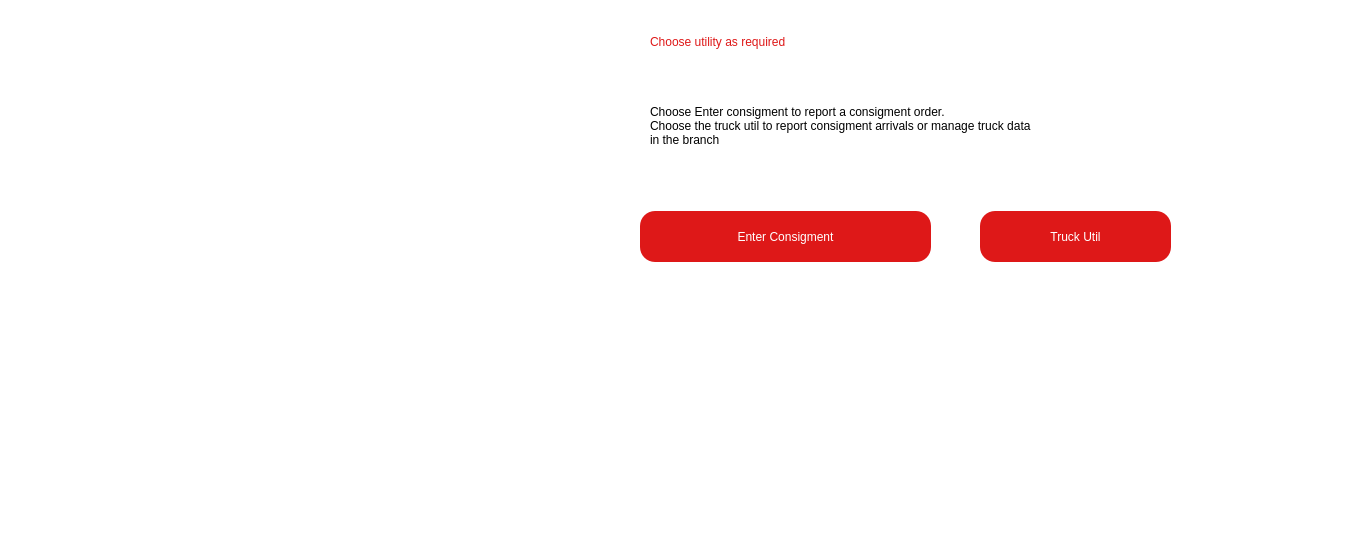
First picture: the form in ui/employeeHome.ui, repository yatharthsameer/Transport-Company-Computerisation-TCC-Software-, before the edit; both pictures show x 0 to 1351 and y 289 to 840 of the 1351 by 840 pixel window.
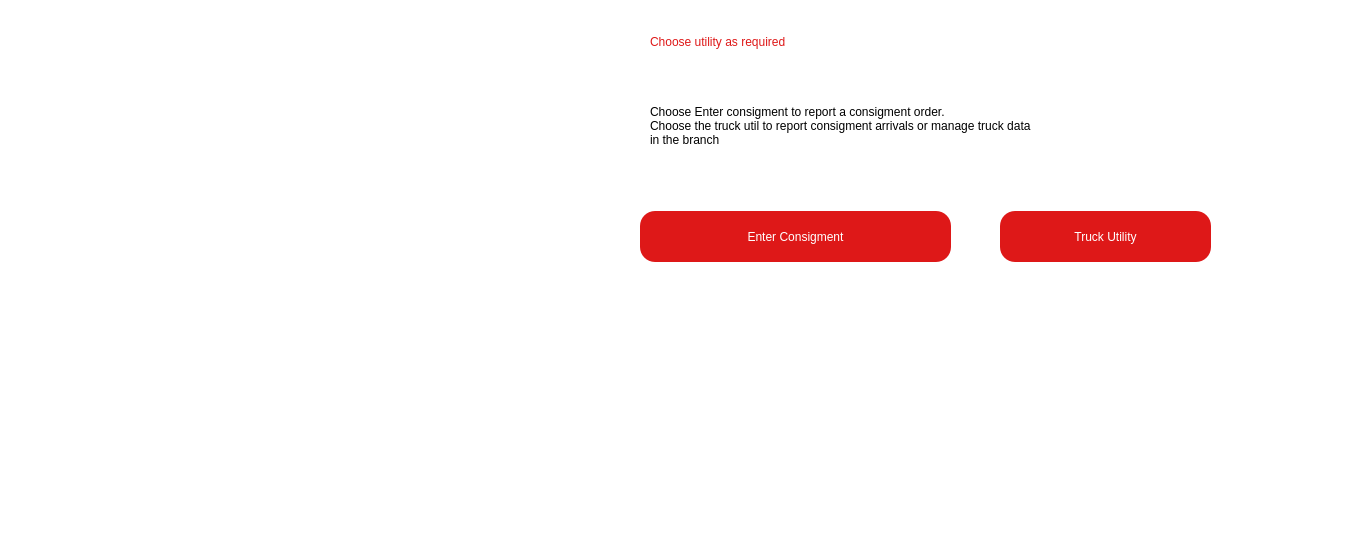
Second picture: the form after the edit. Icons and pictures are not drawn.

```diff
--- a/ui/employeeHome.ui
+++ b/ui/employeeHome.ui
@@ -40,8 +40,8 @@
   <widget class="QLabel" name="employee_name">
    <property name="geometry">
     <rect>
-     <x>140</x>
-     <y>350</y>
+     <x>10</x>
+     <y>390</y>
      <width>261</width>
      <height>61</height>
     </rect>
@@ -57,8 +57,8 @@
   <widget class="QLabel" name="employeeIDHeading">
    <property name="geometry">
     <rect>
-     <x>190</x>
-     <y>460</y>
+     <x>10</x>
+     <y>490</y>
      <width>171</width>
      <height>31</height>
     </rect>
@@ -74,7 +74,7 @@
   <widget class="QLabel" name="Emailaddress_heading">
    <property name="geometry">
     <rect>
-     <x>180</x>
+     <x>10</x>
      <y>550</y>
      <width>181</width>
      <height>31</height>
@@ -91,7 +91,7 @@
   <widget class="QLabel" name="branchHeading">
    <property name="geometry">
     <rect>
-     <x>220</x>
+     <x>10</x>
      <y>640</y>
      <width>111</width>
      <height>41</height>
@@ -108,10 +108,10 @@
   <widget class="QLabel" name="employeeIDLabel">
    <property name="geometry">
     <rect>
-     <x>210</x>
-     <y>500</y>
-     <width>121</width>
-     <height>21</height>
+     <x>190</x>
+     <y>490</y>
+     <width>141</width>
+     <height>31</height>
     </rect>
    </property>
    <property name="styleSheet">
@@ -125,9 +125,9 @@
   <widget class="QLabel" name="emailIDLabel">
    <property name="geometry">
     <rect>
-     <x>140</x>
-     <y>580</y>
-     <width>281</width>
+     <x>10</x>
+     <y>590</y>
+     <width>491</width>
      <height>41</height>
     </rect>
    </property>
@@ -142,10 +142,10 @@
   <widget class="QLabel" name="branchLabel">
    <property name="geometry">
     <rect>
-     <x>160</x>
-     <y>670</y>
-     <width>211</width>
-     <height>111</height>
+     <x>130</x>
+     <y>640</y>
+     <width>351</width>
+     <height>41</height>
     </rect>
    </property>
    <property name="styleSheet">
@@ -153,7 +153,7 @@
 font: 25 16pt &quot;Calibri&quot;;</string>
    </property>
    <property name="text">
-    <string>&lt;html&gt;&lt;head/&gt;&lt;body&gt;&lt;p align=&quot;center&quot;&gt;No 28 Gupta Road,&lt;br/&gt;Anna Nagar,&lt;br/&gt;Chennai, 600010&lt;/p&gt;&lt;/body&gt;&lt;/html&gt;</string>
+    <string>&lt;html&gt;&lt;head/&gt;&lt;body&gt;&lt;p&gt;Ujhv&lt;/p&gt;&lt;/body&gt;&lt;/html&gt;</string>
    </property>
   </widget>
   <widget class="QLabel" name="label">
@@ -196,7 +196,7 @@
     <rect>
      <x>640</x>
      <y>500</y>
-     <width>291</width>
+     <width>311</width>
      <height>51</height>
     </rect>
    </property>
@@ -259,9 +259,9 @@
   <widget class="QPushButton" name="truckUtilButton">
    <property name="geometry">
     <rect>
-     <x>980</x>
+     <x>1000</x>
      <y>500</y>
-     <width>191</width>
+     <width>211</width>
      <height>51</height>
     </rect>
    </property>
@@ -280,7 +280,7 @@
 }</string>
    </property>
    <property name="text">
-    <string>Truck Util</string>
+    <string>Truck Utility</string>
    </property>
   </widget>
   <widget class="QPushButton" name="backButton">
```
